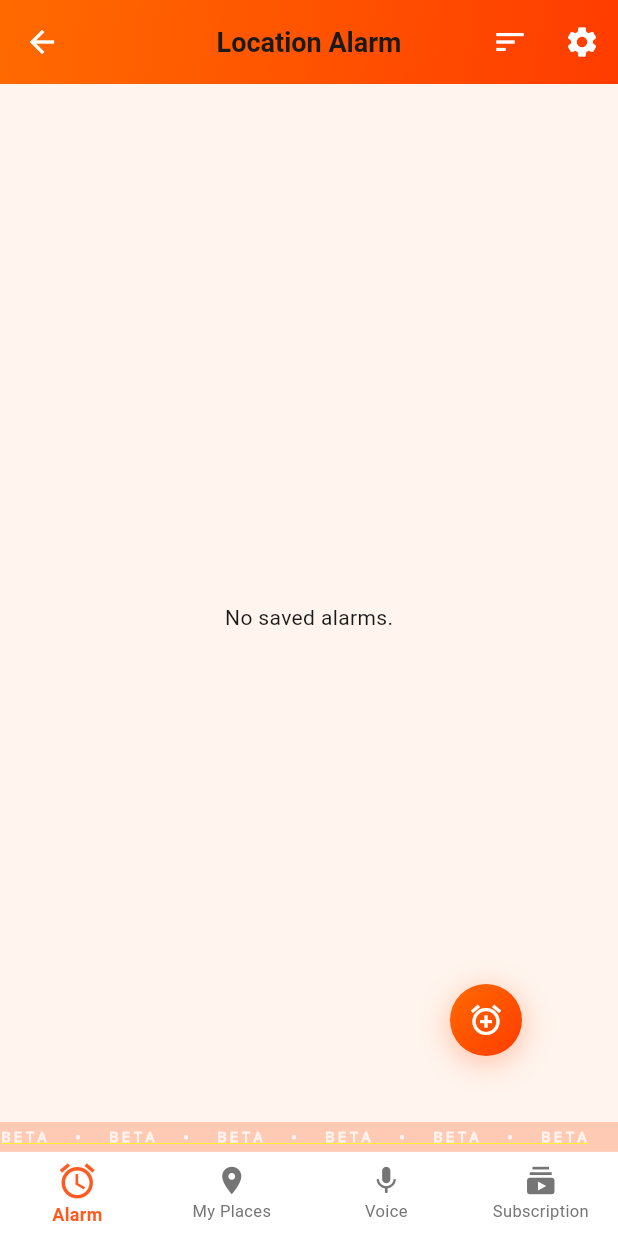
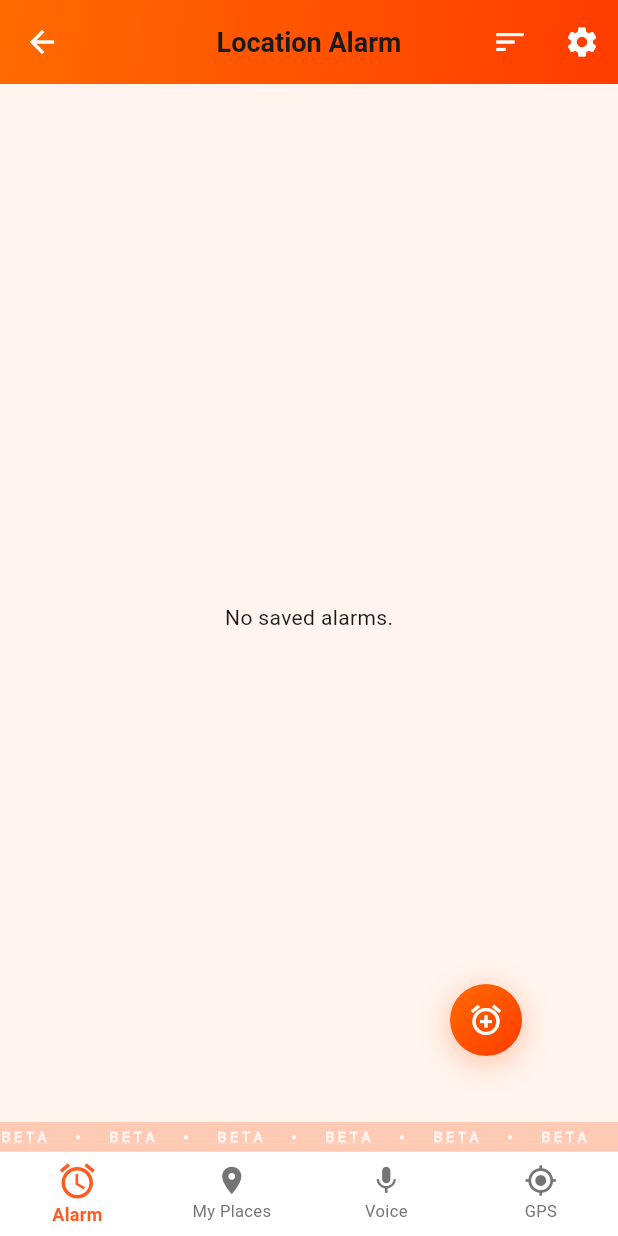
Before and after one commit to bnt0514/ringinout, a Flutter app: the MainNavigationPage screen opened by its route, on a phone screen of 412 x 824 dp. Run offline on Flutter 3.47's test engine with Material 3 defaults, Android fonts, the phone set to English and light mode, and no system bars; our stand-ins replace cloud_firestore, firebase_auth, firebase_core, firebase_remote_config, flutter_local_notifications, flutter_map and 13 more; missing offline and left inert: android_intent_plus, flutter_background_service, flutter_background_service_android, flutter_naver_map, google_maps_flutter_android, google_maps_flutter_platform_interface and 2 more; accounts and stored records are empty; network calls fail.

Commit message:
fix: LMS v3 장소 정보 조회 안정성 개선 및 GPS 페이지 다국어화
## 핵심 버그 수정 (location_monitor_service.dart)
- _getPlaceInfo: alarmId→placeId 변환 로직 추가 (GPS 폴링 경로)
- _alarmPlaceCache: Hive 실패 시 폴백용 캐시 추가
- 스마트 Hive 재초기화: places=0 AND alarms=0 시 자동 재시도
- .toString() 타입 안전 비교 적용 (~15곳)
- 상세 진단 로그 추가 (Hive 문제 vs ID 매칭 문제 구분)

## hive_helper.dart
- _normalizeAlarmRecord: ID를 항상 String으로 정규화

## UI/UX 개선
- GPS 페이지 다국어화 (en/ko/ja/zh)
- 하단 네비: 구독→GPS 아이콘/라벨 변경
- 탭 순서: GPS(좌) | 구독관리(우)
- 음성/GPS 페이지에 설정 버튼 추가
- GPS 정확도 색상 뱃지 추가
- LMS v3 상태 카드 일반 사용자 공개

## 제거
- edit_places_page: 30m 반경 경고 UI 제거

```diff
--- a/lib/features/navigation/main_navigation.dart
+++ b/lib/features/navigation/main_navigation.dart
@@ -281,8 +281,8 @@ class _MainNavigationPageState extends State<MainNavigationPage>
           label: l10n.get('nav_voice'),
         ),
         BottomNavigationBarItem(
-          icon: const Icon(Icons.subscriptions),
-          label: l10n.get('nav_subscription'),
+          icon: const Icon(Icons.gps_fixed),
+          label: l10n.get('nav_gps'),
         ),
       ],
     );
--- a/lib/pages/gps_page.dart
+++ b/lib/pages/gps_page.dart
@@ -11,6 +11,7 @@ import 'package:ringinout/services/app_log_buffer.dart';
 import 'package:ringinout/services/hive_helper.dart';
 import 'package:ringinout/services/location_monitor_service.dart';
 import 'package:ringinout/services/smart_location_monitor.dart';
+import 'package:ringinout/services/app_localizations.dart';
 
 class GpsPage extends StatefulWidget {
   const GpsPage({super.key, this.showAppBar = true});
@@ -273,11 +274,12 @@ class _GpsPageState extends State<GpsPage> {
 
   @override
   Widget build(BuildContext context) {
+    final l10n = AppLocalizations.of(context);
     return Scaffold(
       appBar:
           widget.showAppBar
               ? AppBar(
-                title: const Text('GPS 디버그'),
+                title: Text(l10n.get('page_title_gps')),
                 actions: [
                   // 어드민 버튼 — Firestore 기반 개발자 계정만 표시
                   if (_isDevUser)
@@ -295,7 +297,7 @@ class _GpsPageState extends State<GpsPage> {
                   IconButton(
                     onPressed: _gpsLoading ? null : _fetchGps,
                     icon: const Icon(Icons.my_location),
-                    tooltip: 'GPS 갱신',
+                    tooltip: l10n.get('gps_refresh_tooltip'),
                   ),
                 ],
               )
@@ -309,20 +311,18 @@ class _GpsPageState extends State<GpsPage> {
             if (_isDevUser) _buildAdminCard(),
             _buildGpsCard(),
             const SizedBox(height: 12),
-            // LMS v3 상태 — dev only
-            if (_isDevUser) ...[
-              _buildServiceCard(),
-              const SizedBox(height: 12),
-            ],
+            // 위치 알람 상태 — 모든 사용자에게 표시
+            _buildServiceCard(),
+            const SizedBox(height: 12),
             _buildPlaceStatesCard(),
             const SizedBox(height: 12),
-            // 강제 테스트 — dev only
+            // 강제 테스트 & 로그 — dev only
             if (_isDevUser) ...[
               _buildForceTestCard(),
               const SizedBox(height: 12),
+              _buildLogCard(),
+              const SizedBox(height: 12),
             ],
-            _buildLogCard(),
-            const SizedBox(height: 12),
             _buildBugReportButton(),
             const SizedBox(height: 16),
           ],
@@ -372,26 +372,73 @@ class _GpsPageState extends State<GpsPage> {
   // ─── 1. 현재 위치 ───
 
   Widget _buildGpsCard() {
+    final l10n = AppLocalizations.of(context);
+    // GPS 정확도 뱃지
+    String accLabel = '';
+    Color accColor = Colors.green;
+    if (_pos != null) {
+      final acc = _pos!.accuracy;
+      if (acc <= 20) {
+        accLabel = l10n.get('gps_accuracy_good');
+        accColor = Colors.green;
+      } else if (acc <= 50) {
+        accLabel = l10n.get('gps_accuracy_fair');
+        accColor = Colors.orange;
+      } else {
+        accLabel = l10n.get('gps_accuracy_poor');
+        accColor = Colors.red;
+      }
+    }
     return Card(
       child: Padding(
         padding: const EdgeInsets.all(14),
         child: Column(
           crossAxisAlignment: CrossAxisAlignment.start,
           children: [
-            const Text(
-              '📍 현재 위치',
-              style: TextStyle(fontWeight: FontWeight.bold, fontSize: 15),
+            Text(
+              '📍 ${l10n.get('gps_current_location')}',
+              style: const TextStyle(fontWeight: FontWeight.bold, fontSize: 15),
             ),
             const SizedBox(height: 8),
             if (_error != null)
               Text(_error!, style: const TextStyle(color: Colors.red))
             else if (_pos == null)
-              const Text('위치 정보 없음')
+              Text(l10n.get('gps_no_location'))
             else ...[
-              Text('위도: ${_pos!.latitude.toStringAsFixed(6)}'),
-              Text('경도: ${_pos!.longitude.toStringAsFixed(6)}'),
-              Text('정확도: ${_pos!.accuracy.toStringAsFixed(1)}m'),
-              if (_lastGps != null) Text('갱신: ${_fmtTime(_lastGps!)}'),
+              Text(
+                '${l10n.get('gps_latitude')}: ${_pos!.latitude.toStringAsFixed(6)}',
+              ),
+              Text(
+                '${l10n.get('gps_longitude')}: ${_pos!.longitude.toStringAsFixed(6)}',
+              ),
+              Row(
+                children: [
+                  Text(
+                    '${l10n.get('gps_accuracy')}: ${_pos!.accuracy.toStringAsFixed(1)}m',
+                  ),
+                  const SizedBox(width: 8),
+                  Container(
+                    padding: const EdgeInsets.symmetric(
+                      horizontal: 6,
+                      vertical: 1,
+                    ),
+                    decoration: BoxDecoration(
+                      color: accColor.withValues(alpha: 0.15),
+                      borderRadius: BorderRadius.circular(8),
+                    ),
+                    child: Text(
+                      accLabel,
+                      style: TextStyle(
+                        fontSize: 10,
+                        fontWeight: FontWeight.bold,
+                        color: accColor,
+                      ),
+                    ),
+                  ),
+                ],
+              ),
+              if (_lastGps != null)
+                Text('${l10n.get('gps_updated_at')}: ${_fmtTime(_lastGps!)}'),
             ],
           ],
         ),
@@ -402,6 +449,7 @@ class _GpsPageState extends State<GpsPage> {
   // ─── 2. LMS v3 서비스 상태 ───
 
   Widget _buildServiceCard() {
+    final l10n = AppLocalizations.of(context);
     final lms = LocationMonitorService.instance;
     final ps = lms.placeStates;
     final outsideCnt = ps.values.where((s) => s == PlaceState.outside).length;
@@ -411,16 +459,16 @@ class _GpsPageState extends State<GpsPage> {
     String mode;
     Color modeColor;
     if (!_lmsRunning) {
-      mode = '⏸ 중지';
+      mode = '⏸ ${l10n.get('gps_stopped')}';
       modeColor = Colors.grey;
     } else if (movCnt > 0) {
-      mode = '🏃 MOVING ($movCnt)';
+      mode = '🏃 ${l10n.get('gps_moving')} ($movCnt)';
       modeColor = Colors.amber.shade700;
     } else if (idleCnt > 0) {
-      mode = '📍 IDLE ($idleCnt)';
+      mode = '📍 ${l10n.get('gps_inside')} ($idleCnt)';
       modeColor = Colors.green.shade700;
     } else {
-      mode = '💤 OUTSIDE ($outsideCnt)';
+      mode = '💤 ${l10n.get('gps_outside')} ($outsideCnt)';
       modeColor = Colors.blue.shade700;
     }
 
@@ -439,10 +487,13 @@ class _GpsPageState extends State<GpsPage> {
                   size: 20,
                 ),
                 const SizedBox(width: 8),
-                const Expanded(
+                Expanded(
                   child: Text(
-                    'LMS v3 상태',
-                    style: TextStyle(fontWeight: FontWeight.bold, fontSize: 15),
+                    l10n.get('gps_alarm_status'),
+                    style: const TextStyle(
+                      fontWeight: FontWeight.bold,
+                      fontSize: 15,
+                    ),
                   ),
                 ),
                 Container(
@@ -470,10 +521,14 @@ class _GpsPageState extends State<GpsPage> {
               spacing: 8,
               runSpacing: 6,
               children: [
-                _chip('알람', '$_alarmCount개', Colors.deepPurple),
-                _chip('OUTSIDE', '$outsideCnt', Colors.blue),
-                _chip('IDLE', '$idleCnt', Colors.green),
-                _chip('MOVING', '$movCnt', Colors.amber.shade700),
+                _chip(
+                  l10n.get('gps_alarms'),
+                  '$_alarmCount',
+                  Colors.deepPurple,
+                ),
+                _chip(l10n.get('gps_outside'), '$outsideCnt', Colors.blue),
+                _chip(l10n.get('gps_inside'), '$idleCnt', Colors.green),
+                _chip(l10n.get('gps_moving'), '$movCnt', Colors.amber.shade700),
               ],
             ),
           ],
@@ -485,6 +540,7 @@ class _GpsPageState extends State<GpsPage> {
   // ─── 3. 장소별 상태 ───
 
   Widget _buildPlaceStatesCard() {
+    final l10n = AppLocalizations.of(context);
     final lms = LocationMonitorService.instance;
     final ps = lms.placeStates;
     final places = HiveHelper.getSavedLocations();
@@ -513,10 +569,13 @@ class _GpsPageState extends State<GpsPage> {
           children: [
             Row(
               children: [
-                const Expanded(
+                Expanded(
                   child: Text(
-                    '🗺️ 장소별 상태',
-                    style: TextStyle(fontWeight: FontWeight.bold, fontSize: 15),
+                    '🗺️ ${l10n.get('gps_place_status')}',
+                    style: const TextStyle(
+                      fontWeight: FontWeight.bold,
+                      fontSize: 15,
+                    ),
                   ),
                 ),
                 SizedBox(
@@ -525,7 +584,7 @@ class _GpsPageState extends State<GpsPage> {
                   child: IconButton(
                     padding: EdgeInsets.zero,
                     iconSize: 18,
-                    tooltip: 'GPS 기준 상태 새로고침',
+                    tooltip: l10n.get('gps_place_status_refresh_tooltip'),
                     icon: const Icon(Icons.refresh, color: Colors.blueGrey),
                     onPressed: () async {
                       final lmsInst = LocationMonitorService.instance;
@@ -542,7 +601,11 @@ class _GpsPageState extends State<GpsPage> {
                         setState(() {});
                         ScaffoldMessenger.of(context).showSnackBar(
                           SnackBar(
-                            content: Text('$updated개 장소 상태 갱신 완료'),
+                            content: Text(
+                              l10n
+                                  .get('gps_place_status_updated')
+                                  .replaceAll('{count}', '$updated'),
+                            ),
                             duration: const Duration(seconds: 2),
                           ),
                         );
@@ -555,7 +618,7 @@ class _GpsPageState extends State<GpsPage> {
             const SizedBox(height: 8),
             if (ps.isEmpty)
               Text(
-                '추적 중인 장소 없음',
+                l10n.get('gps_no_tracked_places'),
                 style: TextStyle(fontSize: 12, color: Colors.grey.shade600),
               )
             else
@@ -564,7 +627,10 @@ class _GpsPageState extends State<GpsPage> {
                 final aName = info?['name'] ?? '';
                 final pName = info?['place'] ?? '';
                 final trig = info?['trigger'] ?? 'entry';
-                final trigLabel = trig == 'exit' ? '진출' : '진입';
+                final trigLabel =
+                    trig == 'exit'
+                        ? l10n.get('gps_exit')
+                        : l10n.get('gps_entry');
                 final shortId =
                     e.key.length > 8 ? e.key.substring(0, 8) : e.key;
 
@@ -574,15 +640,15 @@ class _GpsPageState extends State<GpsPage> {
                 switch (e.value) {
                   case PlaceState.outside:
                     c = Colors.blue;
-                    stateLabel = 'OUTSIDE';
+                    stateLabel = l10n.get('gps_outside');
                     icon = Icons.location_off;
                   case PlaceState.insideIdle:
                     c = Colors.green;
-                    stateLabel = 'IDLE';
-                    icon = Icons.bedtime;
+                    stateLabel = l10n.get('gps_inside');
+                    icon = Icons.place;
                   case PlaceState.insideMoving:
                     c = Colors.amber.shade700;
-                    stateLabel = 'MOVING';
+                    stateLabel = l10n.get('gps_moving');
                     icon = Icons.directions_walk;
                 }
 
@@ -876,6 +942,7 @@ class _GpsPageState extends State<GpsPage> {
   // ─── 6. 버그 리포트 버튼 ───
 
   Widget _buildBugReportButton() {
+    final l10n = AppLocalizations.of(context);
     return SizedBox(
       width: double.infinity,
       child: ElevatedButton.icon(
@@ -892,7 +959,9 @@ class _GpsPageState extends State<GpsPage> {
                 )
                 : const Icon(Icons.bug_report, size: 18),
         label: Text(
-          _bugReportSending ? '전송 중…' : '🐛 버그 리포트 (30분 로그 전송)',
+          _bugReportSending
+              ? l10n.get('gps_bug_report_sending')
+              : l10n.get('gps_bug_report'),
           style: const TextStyle(fontSize: 13, fontWeight: FontWeight.bold),
         ),
         style: ElevatedButton.styleFrom(
@@ -908,13 +977,14 @@ class _GpsPageState extends State<GpsPage> {
   }
 
   Future<void> _onBugReport() async {
+    final l10n = AppLocalizations.of(context);
     // 메모 입력 다이얼로그
     final memoCtrl = TextEditingController();
     final ok = await showDialog<bool>(
       context: context,
       builder:
           (ctx) => AlertDialog(
-            title: const Text('🐛 버그 리포트'),
+            title: Text(l10n.get('gps_bug_report_title')),
             content: Column(
               mainAxisSize: MainAxisSize.min,
               crossAxisAlignment: CrossAxisAlignment.start,
--- a/lib/pages/server_subscription_page.dart
+++ b/lib/pages/server_subscription_page.dart
@@ -14,6 +14,7 @@ import 'package:ringinout/services/billing_service.dart';
 import 'package:ringinout/services/subscription_service.dart';
 import 'package:ringinout/services/app_localizations.dart';
 import 'package:ringinout/pages/gps_page.dart';
+import 'package:ringinout/pages/settings_page.dart';
 import 'package:ringinout/services/policy_texts.dart';
 import 'package:ringinout/config/app_config.dart';
 
@@ -50,7 +51,7 @@ class _ServerSubscriptionPageState extends State<ServerSubscriptionPage>
     final l10n = AppLocalizations.of(context);
     return Scaffold(
       appBar: AppBar(
-        title: Text(l10n.get('page_title_subscription')),
+        title: Text(l10n.get('page_title_gps')),
         backgroundColor: AppColors.primary,
         foregroundColor: AppColors.textOnPrimary,
         elevation: 0,
@@ -58,6 +59,17 @@ class _ServerSubscriptionPageState extends State<ServerSubscriptionPage>
           decoration: BoxDecoration(gradient: AppColors.primaryGradient),
         ),
         systemOverlayStyle: SystemUiOverlayStyle.light,
+        actions: [
+          IconButton(
+            icon: const Icon(Icons.settings),
+            onPressed: () {
+              Navigator.push(
+                context,
+                MaterialPageRoute(builder: (context) => const SettingsPage()),
+              );
+            },
+          ),
+        ],
       ),
       body: Column(
         children: [
@@ -71,8 +83,8 @@ class _ServerSubscriptionPageState extends State<ServerSubscriptionPage>
               indicatorColor: AppColors.primary,
               indicatorWeight: 2.5,
               tabs: [
+                Tab(text: l10n.get('gps_tab')),
                 Tab(text: l10n.get('subscription_tab')),
-                const Tab(text: 'GPS'),
               ],
             ),
           ),
@@ -82,8 +94,8 @@ class _ServerSubscriptionPageState extends State<ServerSubscriptionPage>
               controller: _tabController,
               physics: const NeverScrollableScrollPhysics(),
               children: const [
+                GpsPage(showAppBar: false),
                 _ServerSubscriptionView(),
-                GpsPage(showAppBar: false),
               ],
             ),
           ),
--- a/lib/services/app_localizations.dart
+++ b/lib/services/app_localizations.dart
@@ -36,10 +36,11 @@ class AppLocalizations {
       'nav_alarm': 'Alarm',
       'nav_my_places': 'My Places',
       'nav_voice': 'Voice',
-      'nav_subscription': 'Subscription',
+      'nav_gps': 'GPS',
 
       // 페이지 타이틀
       'page_title_alarm': 'Location Alarm',
+      'page_title_gps': 'GPS',
       'page_title_places': 'My Places',
       'page_title_voice': 'Voice Recognition',
       'page_title_subscription': 'Subscription',
@@ -306,6 +307,33 @@ class AppLocalizations {
 
       // 구독 페이지
       'subscription_tab': 'Subscription',
+      'gps_tab': 'GPS',
+      // GPS page
+      'gps_current_location': 'Current Location',
+      'gps_latitude': 'Latitude',
+      'gps_longitude': 'Longitude',
+      'gps_accuracy': 'Accuracy',
+      'gps_accuracy_good': 'Good',
+      'gps_accuracy_fair': 'Fair',
+      'gps_accuracy_poor': 'Poor',
+      'gps_updated_at': 'Updated',
+      'gps_no_location': 'No location data',
+      'gps_alarm_status': 'Location Alarm Status',
+      'gps_stopped': 'Stopped',
+      'gps_inside': 'Inside',
+      'gps_outside': 'Outside',
+      'gps_moving': 'Moving',
+      'gps_alarms': 'Alarms',
+      'gps_place_status': 'Place Status',
+      'gps_place_status_refresh_tooltip': 'Refresh place status',
+      'gps_no_tracked_places': 'No tracked places',
+      'gps_place_status_updated': '{count} place(s) status refreshed',
+      'gps_entry': 'Entry',
+      'gps_exit': 'Exit',
+      'gps_bug_report': 'Bug Report',
+      'gps_bug_report_sending': 'Sending...',
+      'gps_bug_report_title': 'Bug Report',
+      'gps_refresh_tooltip': 'Refresh GPS',
       'subscription_current_plan': 'Current Plan',
       'subscription_expires': 'Expires: {date}',
       'subscription_free_plan': 'Free Plan',
@@ -577,12 +605,13 @@ class AppLocalizations {
       'nav_alarm': '알람',
       'nav_my_places': '내 장소',
       'nav_voice': '음성',
-      'nav_subscription': '구독 관리',
+      'nav_gps': 'GPS',
 
       // 페이지 타이틀
       'page_title_alarm': '위치 알람',
       'page_title_places': '내 장소',
       'page_title_voice': '음성 인식',
+      'page_title_gps': 'GPS',
       'page_title_subscription': '구독 관리',
 
       // 선택 모드
@@ -839,6 +868,33 @@ class AppLocalizations {
 
       // 구독 페이지
       'subscription_tab': '구독 관리',
+      'gps_tab': 'GPS',
+      // GPS page
+      'gps_current_location': '현재 위치',
+      'gps_latitude': '위도',
+      'gps_longitude': '경도',
+      'gps_accuracy': '정확도',
+      'gps_accuracy_good': '좋음',
+      'gps_accuracy_fair': '보통',
+      'gps_accuracy_poor': '불량',
+      'gps_updated_at': '갱신',
+      'gps_no_location': '위치 정보 없음',
+      'gps_alarm_status': '위치 알람 상태',
+      'gps_stopped': '중지됨',
+      'gps_inside': '내부',
+      'gps_outside': '외부',
+      'gps_moving': '이동 중',
+      'gps_alarms': '알람',
+      'gps_place_status': '장소별 상태',
+      'gps_place_status_refresh_tooltip': '장소 상태 새로고침',
+      'gps_no_tracked_places': '추적 중인 장소 없음',
+      'gps_place_status_updated': '{count}개 장소 상태 갱신 완료',
+      'gps_entry': '진입',
+      'gps_exit': '진출',
+      'gps_bug_report': '버그 리포트',
+      'gps_bug_report_sending': '전송 중…',
+      'gps_bug_report_title': '버그 리포트',
+      'gps_refresh_tooltip': 'GPS 갱신',
       'subscription_current_plan': '현재 플랜',
       'subscription_expires': '만료: {date}',
       'subscription_free_plan': '무료 플랜',
@@ -1104,12 +1160,13 @@ class AppLocalizations {
       'nav_alarm': 'アラーム',
       'nav_my_places': 'マイプレイス',
       'nav_voice': '音声',
-      'nav_subscription': 'サブスク',
+      'nav_gps': 'GPS',
 
       // 페이지 타이틀
       'page_title_alarm': '位置アラーム',
       'page_title_places': 'マイプレイス',
       'page_title_voice': '音声認識',
+      'page_title_gps': 'GPS',
       'page_title_subscription': 'サブスクリプション',
 
       // 선택 모드
@@ -1366,6 +1423,33 @@ class AppLocalizations {
 
       // サブスクリプションページ
       'subscription_tab': 'サブスクリプション',
+      'gps_tab': 'GPS',
+      // GPS page
+      'gps_current_location': '現在地',
+      'gps_latitude': '緯度',
+      'gps_longitude': '経度',
+      'gps_accuracy': '精度',
+      'gps_accuracy_good': '良好',
+      'gps_accuracy_fair': '普通',
+      'gps_accuracy_poor': '不良',
+      'gps_updated_at': '更新',
+      'gps_no_location': '位置情報なし',
+      'gps_alarm_status': '位置アラーム状態',
+      'gps_stopped': '停止中',
+      'gps_inside': '内部',
+      'gps_outside': '外部',
+      'gps_moving': '移動中',
+      'gps_alarms': 'アラーム',
+      'gps_place_status': '場所別ステータス',
+      'gps_place_status_refresh_tooltip': '場所ステータス更新',
+      'gps_no_tracked_places': '追跡中の場所なし',
+      'gps_place_status_updated': '{count}か所のステータスを更新しました',
+      'gps_entry': '入場',
+      'gps_exit': '退場',
+      'gps_bug_report': 'バグレポート',
+      'gps_bug_report_sending': '送信中…',
+      'gps_bug_report_title': 'バグレポート',
+      'gps_refresh_tooltip': 'GPS更新',
       'subscription_current_plan': '現在のプラン',
       'subscription_expires': '期限: {date}',
       'subscription_free_plan': '無料プラン',
@@ -1628,12 +1712,13 @@ class AppLocalizations {
       'nav_alarm': '闹钟',
       'nav_my_places': '我的位置',
       'nav_voice': '语音',
-      'nav_subscription': '订阅管理',
+      'nav_gps': 'GPS',
 
       // 페이지 타이틀
       'page_title_alarm': '位置闹钟',
       'page_title_places': '我的位置',
       'page_title_voice': '语音识别',
+      'page_title_gps': 'GPS',
       'page_title_subscription': '订阅管理',
 
       // 선택 모드
@@ -1885,6 +1970,33 @@ class AppLocalizations {
 
       // 订阅页面
       'subscription_tab': '订阅管理',
+      'gps_tab': 'GPS',
+      // GPS page
+      'gps_current_location': '当前位置',
+      'gps_latitude': '纬度',
+      'gps_longitude': '经度',
+      'gps_accuracy': '精度',
+      'gps_accuracy_good': '良好',
+      'gps_accuracy_fair': '一般',
+      'gps_accuracy_poor': '差',
+      'gps_updated_at': '更新',
+      'gps_no_location': '无位置信息',
+      'gps_alarm_status': '位置闹钟状态',
+      'gps_stopped': '已停止',
+      'gps_inside': '内部',
+      'gps_outside': '外部',
+      'gps_moving': '移动中',
+      'gps_alarms': '闹钟',
+      'gps_place_status': '各地点状态',
+      'gps_place_status_refresh_tooltip': '刷新地点状态',
+      'gps_no_tracked_places': '无追踪地点',
+      'gps_place_status_updated': '已更新{count}个地点状态',
+      'gps_entry': '进入',
+      'gps_exit': '离开',
+      'gps_bug_report': 'Bug报告',
+      'gps_bug_report_sending': '发送中…',
+      'gps_bug_report_title': 'Bug报告',
+      'gps_refresh_tooltip': '刷新GPS',
       'subscription_current_plan': '当前方案',
       'subscription_expires': '到期: {date}',
       'subscription_free_plan': '免费方案',
--- a/lib/services/hive_helper.dart
+++ b/lib/services/hive_helper.dart
@@ -702,6 +702,9 @@ class HiveHelper {
     final existingAlarmId = normalized['id']?.toString().trim();
     if (existingAlarmId == null || existingAlarmId.isEmpty) {
       normalized['id'] = _uuid.v4();
+    } else {
+      // ★ 반드시 String으로 정규화 (Hive 역직렬화 타입 불일치 방지)
+      normalized['id'] = existingAlarmId;
     }
 
     final placeList = places ?? getSavedLocations();
```
Also changed, not shown: lib/pages/edit_places_page.dart (+0 -31 lines), lib/pages/testpage.dart (+12 -0 lines), lib/services/location_monitor_service.dart (+153 -42 lines).
